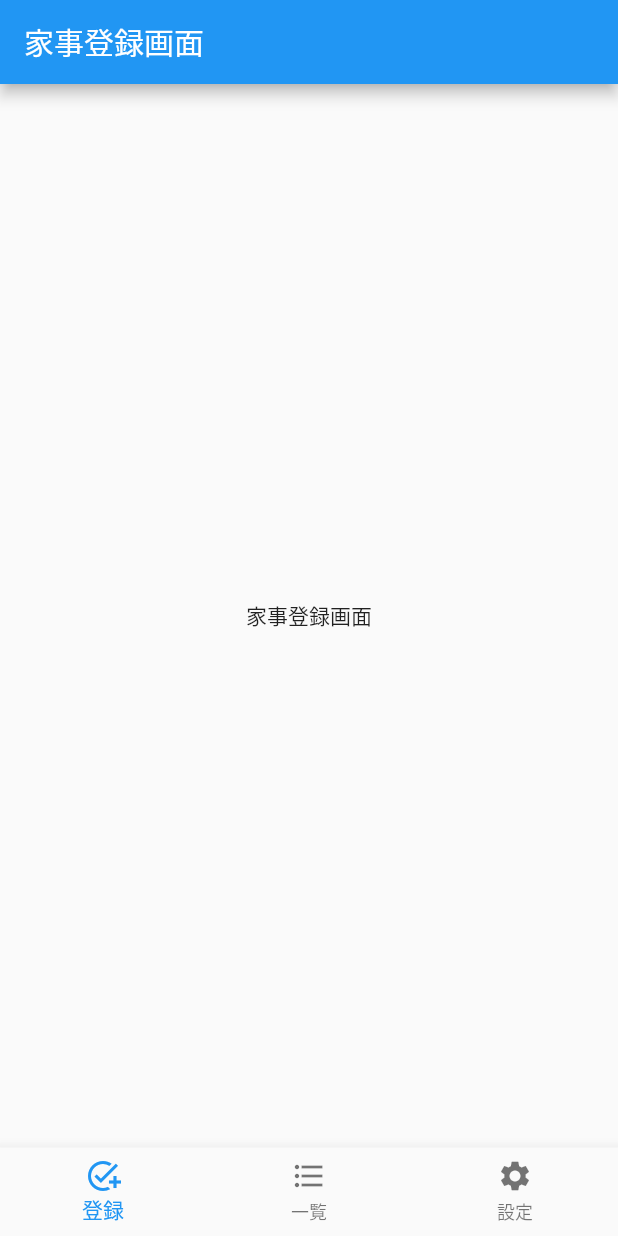
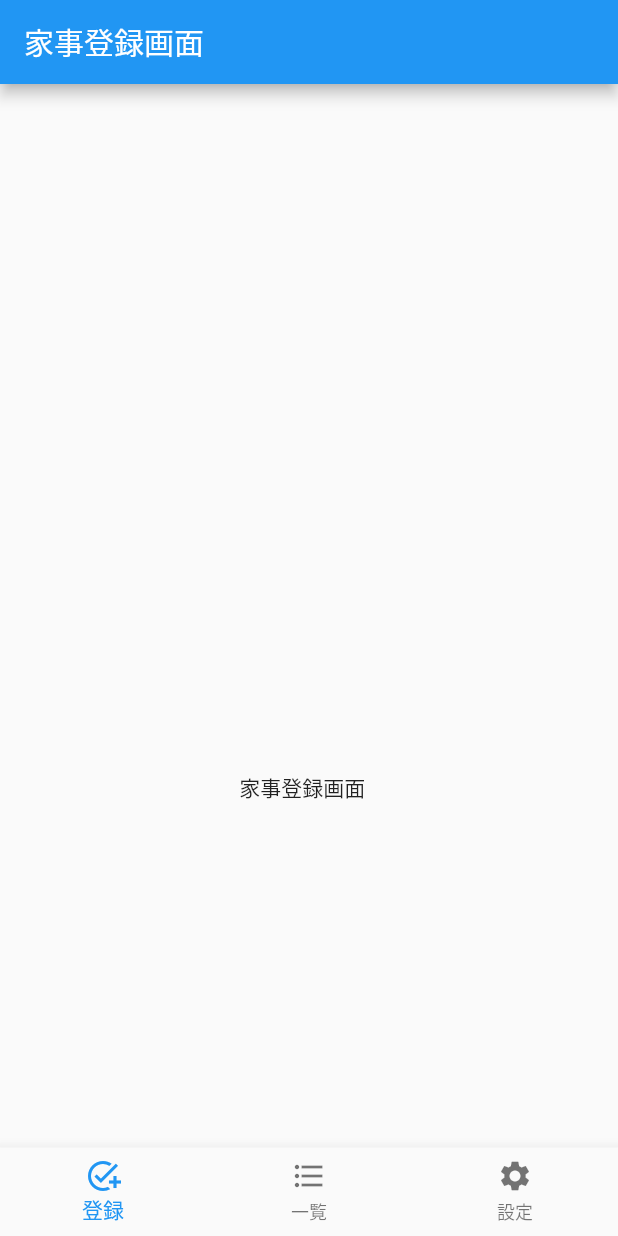
Before and after one commit to Khanashima/housework-recording-app, a Flutter app: the screen it shows after launch, on a phone screen of 412 x 824 dp. Run offline on Flutter 3.47's test engine with Material 2 defaults, Android fonts, the phone set to English and light mode, and no system bars; our stand-ins replace flutter_screenutil, go_router.

Commit message:
flutter_screenutilを導入

```diff
--- a/housework/lib/main.dart
+++ b/housework/lib/main.dart
@@ -1,4 +1,5 @@
 import 'package:flutter/material.dart';
+import 'package:flutter_screenutil/flutter_screenutil.dart';
 import 'package:housework/router/router.dart';
 
 void main() {
@@ -11,8 +12,20 @@ class MyApp extends StatelessWidget {
   // This widget is the root of your application.
   @override
   Widget build(BuildContext context) {
-    return MaterialApp.router(
-      routerConfig: router,
+    return ScreenUtilInit(
+      designSize: const Size(360, 690),
+      minTextAdapt: true,
+      splitScreenMode: true,
+      builder: (context, child) {
+        return MaterialApp(
+          debugShowCheckedModeBanner: false,
+          title: 'First Method',
+          home: child,
+        );
+      },
+      child: MaterialApp.router(
+        routerConfig: router,
+      ),
     );
   }
 }
--- a/housework/lib/presentation/housework_register/housework_register_page.dart
+++ b/housework/lib/presentation/housework_register/housework_register_page.dart
@@ -1,16 +1,26 @@
 import 'package:flutter/material.dart';
+import 'package:flutter_screenutil/flutter_screenutil.dart';
+
+import '../../util/multi_device.dart';
 
 class HouseworkRegisterPage extends StatelessWidget {
   const HouseworkRegisterPage({super.key});
 
   @override
   Widget build(BuildContext context) {
+    MultiDevice.init(context);
     return Scaffold(
       appBar: AppBar(
         title: const Text('家事登録画面'),
       ),
-      body: const Center(
-        child: Text('家事登録画面'),
+      body: Center(
+        child: Padding(
+          padding: EdgeInsets.only(
+            right: 8.w, //右８,
+            top: 200.w, //右８,
+          ),
+          child: const Text('家事登録画面'),
+        ),
       ),
     );
   }
--- /dev/null
+++ b/housework/lib/util/multi_device.dart
@@ -0,0 +1,9 @@
+import 'package:flutter/material.dart';
+
+import 'package:flutter_screenutil/flutter_screenutil.dart';
+
+class MultiDevice {
+  static void init(BuildContext context) {
+    ScreenUtil.init(context, designSize: const Size(360, 690));
+  }
+}
```
